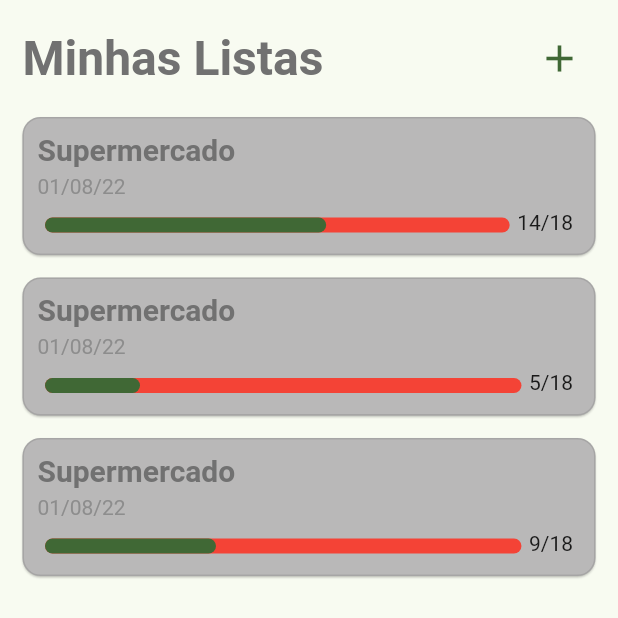
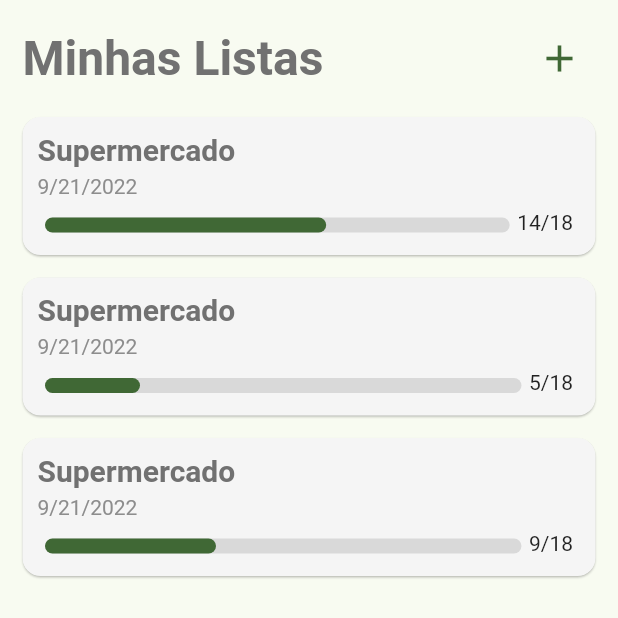
Before and after one commit to marcosfons/uailist, a Flutter app: the ListScreen screen opened directly, on a phone screen of 412 x 824 dp, the top half of it. Run offline on Flutter 3.47's test engine with Material 2 defaults, Android fonts, the phone set to English and light mode, and no system bars.

Commit message:
google button start

```diff
--- a/frontend/app/lib/main.dart
+++ b/frontend/app/lib/main.dart
@@ -1,5 +1,6 @@
 import 'package:flutter/material.dart';
 import 'package:uailist/src/core/themes/light_theme.dart';
+import 'package:uailist/src/screens/auth/auth_screen.dart';
 import 'package:uailist/src/screens/list/list_screen.dart';
 
 void main() {
@@ -15,8 +16,8 @@ class App extends StatelessWidget {
       debugShowCheckedModeBanner: false,
       title: 'Uailist',
       theme: lightTheme,
-      // home: const AuthScreen(),
-      home: ListScreen(),
+      home: const AuthScreen(),
+      //home: ListScreen(),
     );
   }
 }
--- /dev/null
+++ b/frontend/app/lib/src/screens/auth/widgets/google_button.dart
@@ -0,0 +1,12 @@
+import 'package:flutter/material.dart';
+
+class GoogleButton extends StatelessWidget {
+  const GoogleButton({super.key});
+
+  @override
+  Widget build(BuildContext context) {
+    return Padding(
+      padding: const EdgeInsets.all(5.0),
+    );
+  }
+}
--- a/frontend/app/lib/src/screens/auth/widgets/login_form.dart
+++ b/frontend/app/lib/src/screens/auth/widgets/login_form.dart
@@ -1,4 +1,5 @@
 import 'package:flutter/material.dart';
+import 'package:uailist/src/screens/auth/widgets/google_button.dart';
 import 'package:uailist/src/shared/widgets/email_text_form_field.dart';
 import 'package:uailist/src/shared/widgets/password_text_form_field.dart';
 
@@ -53,6 +54,7 @@ class _LoginFormState extends State<LoginForm> {
             ),
           ),
         ),
+        GoogleButton(),
         Row(
           mainAxisSize: MainAxisSize.min,
           children: [
--- a/frontend/app/lib/src/screens/list/list_screen.dart
+++ b/frontend/app/lib/src/screens/list/list_screen.dart
@@ -7,6 +7,7 @@ class ListScreen extends StatelessWidget {
   @override
   Widget build(BuildContext context) {
     final theme = Theme.of(context);
+    final DateTime date = DateTime.now();
 
     return Scaffold(
       body: Column(
@@ -38,21 +39,24 @@ class ListScreen extends StatelessWidget {
             ),
           ),
           ListCard(
+            fun: () {},
             itemsTaken: 14.8,
             totalItems: 18,
-            listDate: '01/08/22',
+            listDate: date,
             listName: 'Supermercado',
           ),
           ListCard(
+            fun: () {},
             itemsTaken: 5,
             totalItems: 18,
-            listDate: '01/08/22',
+            listDate: date,
             listName: 'Supermercado',
           ),
           ListCard(
+            fun: () {},
             itemsTaken: 9,
             totalItems: 18,
-            listDate: '01/08/22',
+            listDate: date,
             listName: 'Supermercado',
           ),
         ],
--- a/frontend/app/lib/src/screens/list/widgets/list_card.dart
+++ b/frontend/app/lib/src/screens/list/widgets/list_card.dart
@@ -1,17 +1,21 @@
 import 'package:flutter/material.dart';
+import 'package:intl/intl.dart';
 
 class ListCard extends StatelessWidget {
   final String listName;
-  final String listDate;
+  final DateTime listDate;
   final double totalItems;
   final double itemsTaken;
+  final void Function() fun;
 
-  ListCard(
-      {super.key,
+  ListCard({
+    super.key,
     required this.totalItems,
     required this.itemsTaken,
     required this.listName,
-      required this.listDate});
+    required this.listDate,
+    required this.fun,
+  });
 
   @override
   Widget build(BuildContext context) {
@@ -19,7 +23,14 @@ class ListCard extends StatelessWidget {
 
     return Card(
       margin: const EdgeInsets.only(left: 15, top: 15, right: 15, bottom: 0),
-      color: Color.fromARGB(255, 185, 184, 184),
+      color: Color(0xfff5f5f5),
+      shape: RoundedRectangleBorder(
+        borderRadius: const BorderRadius.all(Radius.circular(12)),
+        side: BorderSide.none,
+      ),
+      child: InkWell(
+        onTap: fun,
+        borderRadius: const BorderRadius.all(Radius.circular(12)),
         child: Column(
           crossAxisAlignment: CrossAxisAlignment.start,
           children: [
@@ -39,7 +50,7 @@ class ListCard extends StatelessWidget {
               padding:
                   const EdgeInsets.only(left: 10, top: 0, right: 0, bottom: 0),
               child: Text(
-              listDate,
+                DateFormat.yMd().format(listDate),
                 style: TextStyle(
                   fontSize: 14,
                   color: Color(0xff8D8D8D),
@@ -63,8 +74,9 @@ class ListCard extends StatelessWidget {
                             constraints:
                                 BoxConstraints(maxWidth: double.infinity),
                             decoration: BoxDecoration(
-                            borderRadius: BorderRadius.all(Radius.circular(12)),
-                            color: Colors.red,
+                              borderRadius:
+                                  BorderRadius.all(Radius.circular(12)),
+                              color: Color(0xffd9d9d9),
                             ),
                           ),
                           Container(
@@ -75,7 +87,8 @@ class ListCard extends StatelessWidget {
                                   totalItems, /* MediaQuery.of(context).size.width * percent*/
                             ),
                             decoration: BoxDecoration(
-                            borderRadius: BorderRadius.all(Radius.circular(12)),
+                              borderRadius:
+                                  BorderRadius.all(Radius.circular(12)),
                               color: theme.colorScheme.primary,
                             ),
                           ),
@@ -93,6 +106,7 @@ class ListCard extends StatelessWidget {
             )
           ],
         ),
+      ),
     );
   }
 }
--- a/frontend/app/pubspec.yaml
+++ b/frontend/app/pubspec.yaml
@@ -10,7 +10,7 @@ environment:
 dependencies:
   flutter:
     sdk: flutter
-  percent_indicator: ^4.2.2
+  intl: ^0.17.0
 
   cupertino_icons: ^1.0.2
 
```
Also changed, not shown: frontend/app/lib/src/screens/list/widgets/new_list.dart (added), frontend/app/pubspec.lock. Lines whose indentation alone changed are shown as unchanged.
